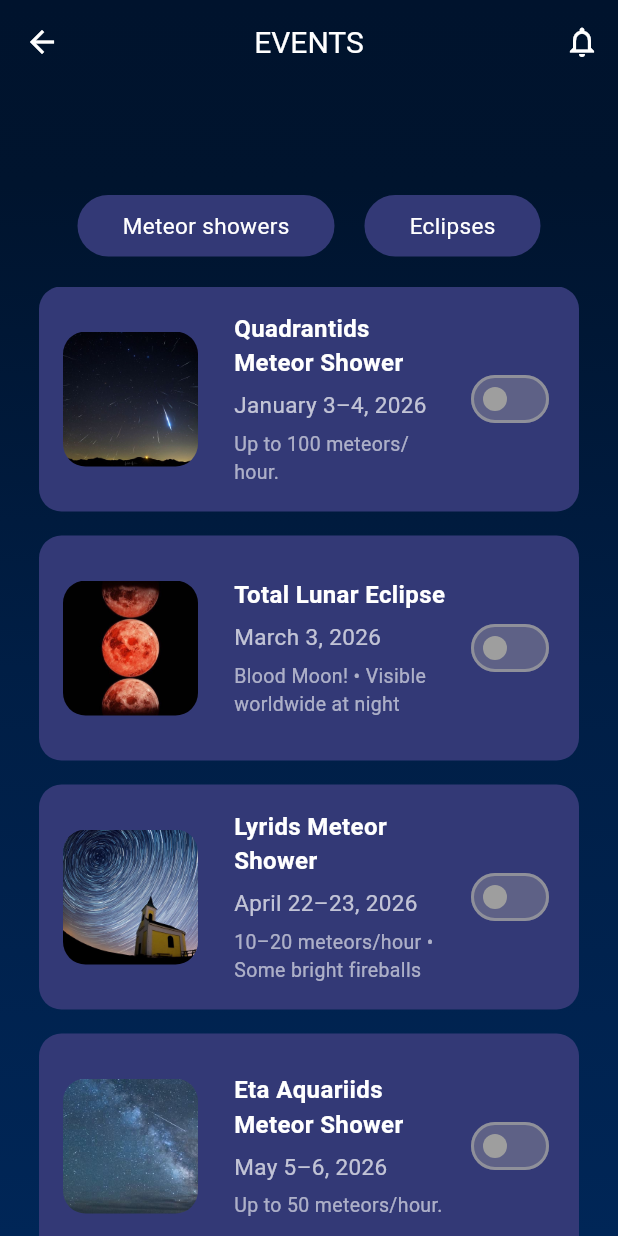
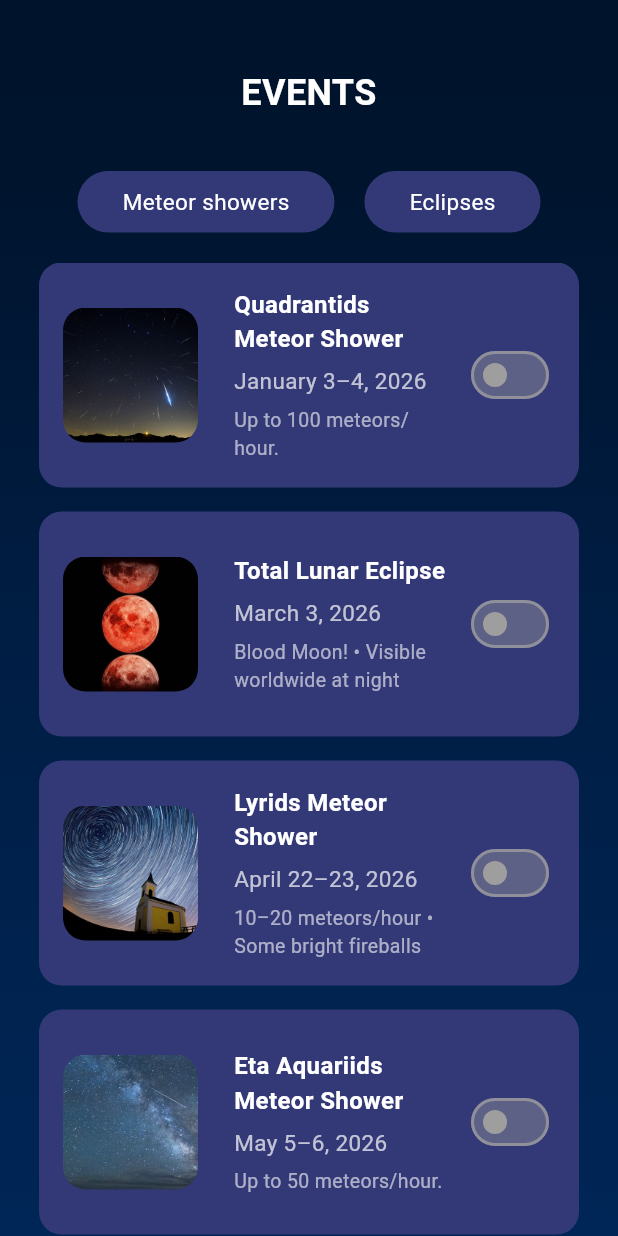
Before and after one commit to ariaj0sephine/Astroot, a Flutter app: the EventWidget screen opened directly, on a phone screen of 412 x 824 dp. Run offline on Flutter 3.47's test engine with Material 3 defaults, Android fonts, the phone set to English and light mode, and no system bars; our stand-ins replace camera, cloud_firestore, firebase_auth, firebase_core, flutter_svg, geolocator and 2 more; accounts and stored records are empty.

Commit message:
Refactor event page layout and remove AppBar
Removed AppBar and added a manual title for the events section. Adjusted padding for layout consistency.

```diff
--- a/lib/event_page.dart
+++ b/lib/event_page.dart
@@ -108,27 +108,28 @@ class _EventWidgetState extends State<EventWidget> {
     }).toList();
 
     return Scaffold(
-      extendBodyBehindAppBar: true,
       backgroundColor: Colors.transparent,
-      appBar: AppBar(
-        backgroundColor: Colors.transparent,
-        elevation: 0,
-        title: const Text('EVENTS', style: TextStyle(color: Colors.white, fontSize: 20)),
-        centerTitle: true,
-        actions: [
-          IconButton(
-            icon: const Icon(Icons.notifications_outlined, color: Colors.white),
-            onPressed: () {},
-          ),
-        ],
-      ),
+
       body: Container(
         decoration: const BoxDecoration(gradient: _cosmicGradient),
         child: Column(
           children: [
+            // Add the "EVENTS" title manually at the top
+            Padding(
+              padding: const EdgeInsets.only(top: 45, bottom: 20),  // Space from very top
+              child: const Text(
+                'EVENTS',
+                style: TextStyle(
+                  color: Colors.white,
+                  fontSize: 24,
+                  fontWeight: FontWeight.bold,
+                ),
+                textAlign: TextAlign.center,
+              ),
+            ),
             // Tabs row — tappable filters
             Padding(
-              padding: const EdgeInsets.only(top: 130, left: 20, right: 20, bottom: 20),
+              padding: const EdgeInsets.only(top: 15, left: 20, right: 20, bottom: 20),
               child: Row(
                 mainAxisAlignment: MainAxisAlignment.center,
                 children: [
@@ -173,7 +174,7 @@ class _EventWidgetState extends State<EventWidget> {
             // Scrollable list of filtered events
             Expanded(
               child: ListView.builder(
-                padding: const EdgeInsets.symmetric(horizontal: 26),
+                padding: const EdgeInsets.fromLTRB(26, 0, 26, 40),
                 itemCount: filteredEvents.length,
                 itemBuilder: (context, index) {
                   final event = filteredEvents[index];
@@ -203,7 +204,7 @@ class _EventWidgetState extends State<EventWidget> {
                         );
                       },
                       child: Container(
-                        height: 150,
+                        constraints: const BoxConstraints(minHeight: 150),
                         decoration: BoxDecoration(
                           color: const Color.fromRGBO(51, 57, 118, 1),
                           borderRadius: BorderRadius.circular(15),
```
